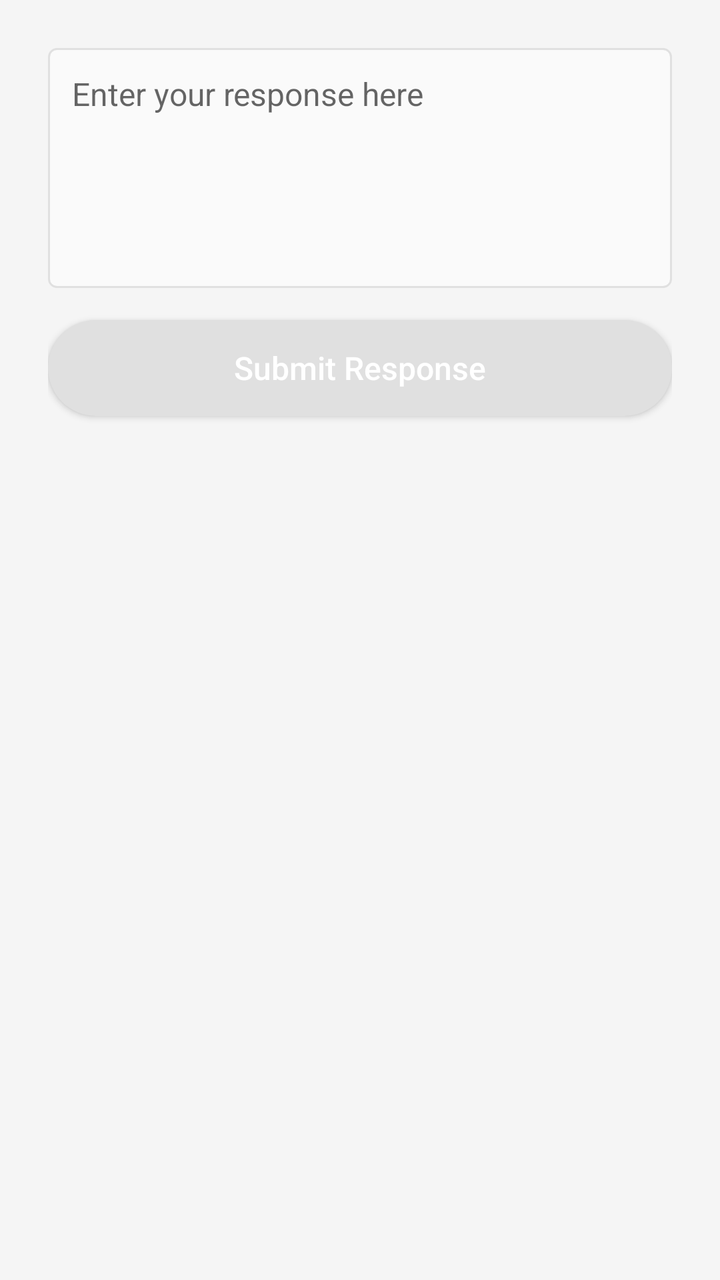
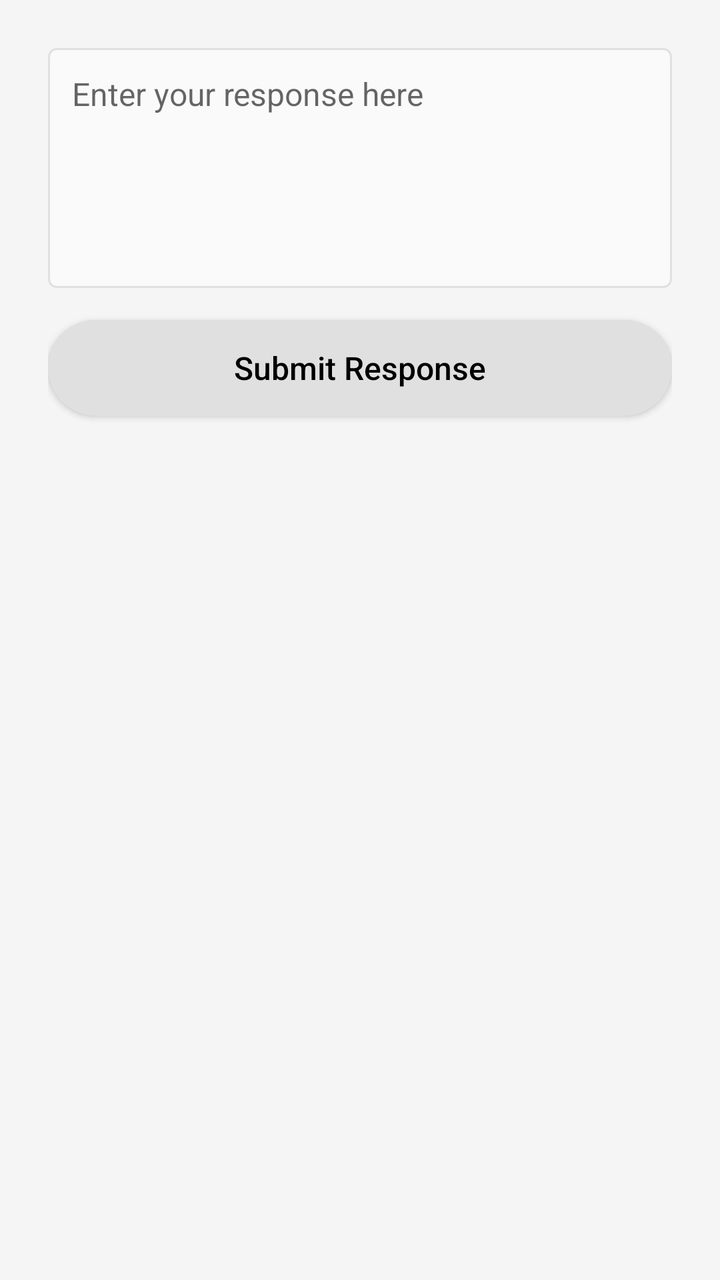

Before-and-after screenshots of an Android layout around one commit, followed by the original layout XML and the change that was made.
<!-- AndroidManifest.xml: application theme Theme.AppCompat.Light.DarkActionBar -->
<!-- res/layout/activity_respond_to_query.xml -->
<?xml version="1.0" encoding="utf-8"?>
<LinearLayout xmlns:android="http://schemas.android.com/apk/res/android"
    android:layout_width="match_parent"
    android:layout_height="match_parent"
    android:orientation="vertical"
    android:background="#f5f5f5"
    android:padding="24dp">

    <EditText
        android:id="@+id/response_input"
        android:layout_width="match_parent"
        android:layout_height="120dp"
        android:hint="Enter your response here"
        android:background="@drawable/edittext_bg"
        android:padding="12dp"
        android:textSize="16sp"
        android:gravity="top"
        android:inputType="textMultiLine"/>

    <Button
        android:id="@+id/submit_response_btn"
        android:layout_width="match_parent"
        android:layout_height="48dp"
        android:text="Submit Response"
        android:textAllCaps="false"
        android:textSize="16sp"
        android:background="@drawable/button_bg"
        android:textColor="@android:color/white"
        android:layout_marginTop="16dp"/>
</LinearLayout>
<!-- resources referenced by this layout -->
<resources>
  <!-- drawable button_bg (drawable) -->
  <?xml version="1.0" encoding="utf-8"?>
  <shape xmlns:android="http://schemas.android.com/apk/res/android">
      <solid android:color="#E0E0E0" />  
      <corners android:radius="24dp"/>
  </shape>
  <!-- drawable edittext_bg (drawable) -->
  <shape xmlns:android="http://schemas.android.com/apk/res/android">
      <solid android:color="#fafafa"/>
      <corners android:radius="4dp"/>
      <stroke android:width="1dp" android:color="#e0e0e0"/>
  </shape>
</resources>

<!-- the commit's change to res/layout/activity_respond_to_query.xml (unified diff, before → after) -->
@@ -4,9 +4,11 @@
     android:layout_height="match_parent"
     android:orientation="vertical"
     android:background="#f5f5f5"
-    android:padding="24dp">
-
-    <EditText
+    android:padding="24dp"
+    android:paddingTop="?attr/actionBarSize">
+    
+    
+     <EditText
         android:id="@+id/response_input"
         android:layout_width="match_parent"
         android:layout_height="120dp"
@@ -25,6 +27,6 @@
         android:textAllCaps="false"
         android:textSize="16sp"
         android:background="@drawable/button_bg"
-        android:textColor="@android:color/white"
+        android:textColor="@android:color/black"
         android:layout_marginTop="16dp"/>
 </LinearLayout>
